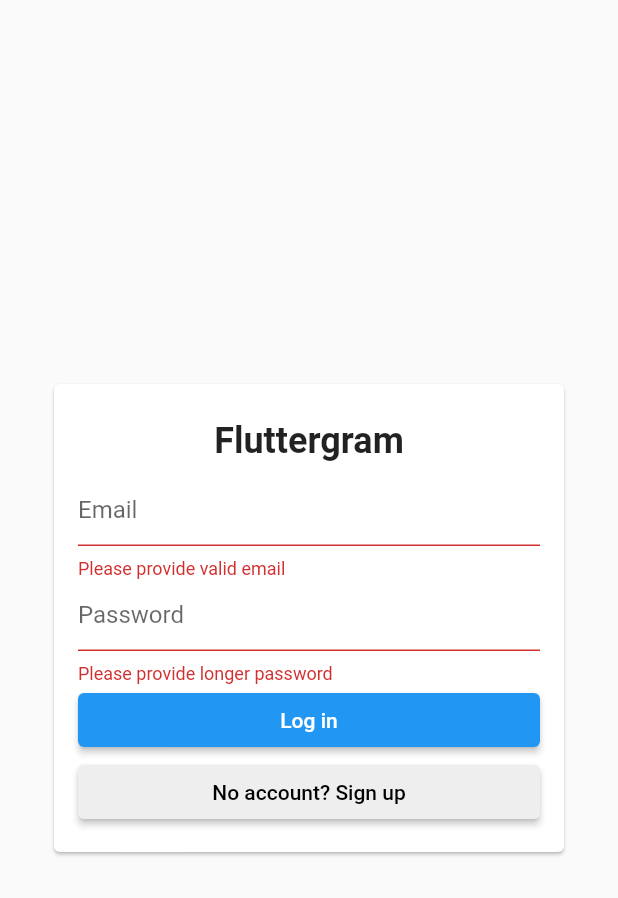
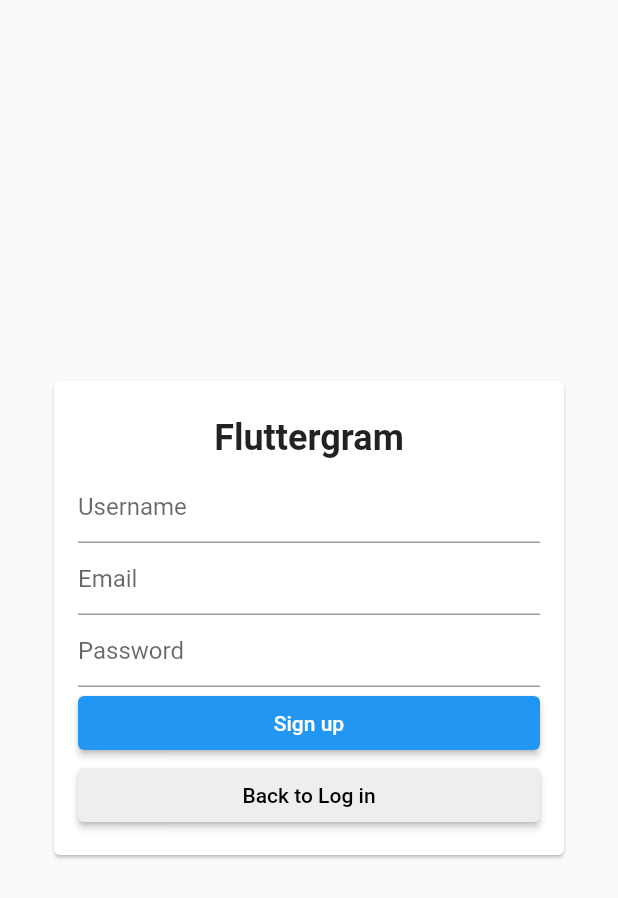
Before and after one commit to mivoligo/flutter_gram, a Flutter app: the screen it shows after launch, after a tap on "Log in", after a tap on "No account? Sign up", on a phone screen of 412 x 824 dp. Shown: the top 898 px of the screen. Run offline on Flutter 3.47's test engine with Material 2 defaults, Android fonts, the phone set to English and light mode, and no system bars; our stand-ins replace bloc, cloud_firestore, equatable, firebase_auth, firebase_core, flutter_bloc; accounts and stored records are empty.

Commit message:
Add signup screen

```diff
--- a/lib/config/custom_router.dart
+++ b/lib/config/custom_router.dart
@@ -1,4 +1,5 @@
 import 'package:flutter/material.dart';
+import 'package:flutter_gram/screens/signup/signup_screen.dart';
 import '../screens/screens.dart';
 
 class CustomRouter {
@@ -11,6 +12,8 @@ class CustomRouter {
         );
       case SplashScreen.routeName:
         return SplashScreen.route();
+      case SignupScreen.routeName:
+        return SignupScreen.route();
       case LoginScreen.routeName:
         return LoginScreen.route();
       case NavScreen.routeName:
--- a/lib/screens/login/login_screen.dart
+++ b/lib/screens/login/login_screen.dart
@@ -1,5 +1,6 @@
 import 'package:flutter/material.dart';
 import 'package:flutter_bloc/flutter_bloc.dart';
+import 'package:flutter_gram/screens/screens.dart';
 import '../../repositories/repositories.dart';
 import 'cubit/login_cubit.dart';
 
@@ -94,7 +95,8 @@ class LoginScreen extends StatelessWidget {
                           ),
                           ElevatedButton(
                             onPressed: () {
-                              print('sign in');
+                              Navigator.of(context)
+                                  .pushNamed(SignupScreen.routeName);
                             },
                             child: Text('No account? Sign up'),
                             style: ElevatedButton.styleFrom(
--- a/lib/screens/signup/signup_screen.dart
+++ b/lib/screens/signup/signup_screen.dart
@@ -0,0 +1,131 @@
+import 'package:flutter/material.dart';
+import 'package:flutter_bloc/flutter_bloc.dart';
+import '../../repositories/repositories.dart';
+import 'cubit/signup_cubit.dart';
+
+class SignupScreen extends StatelessWidget {
+  static const routeName = '/signup';
+
+  static Route route() {
+    return MaterialPageRoute(
+      settings: const RouteSettings(name: routeName),
+      builder: (context) => BlocProvider<SignupCubit>(
+        create: (_) =>
+            SignupCubit(authRepository: context.read<AuthRepository>()),
+        child: SignupScreen(),
+      ),
+    );
+  }
+
+  final GlobalKey<FormState> _formKey = GlobalKey<FormState>();
+
+  @override
+  Widget build(BuildContext context) {
+    return GestureDetector(
+      onTap: () => FocusScope.of(context).unfocus(),
+      child: BlocConsumer<SignupCubit, SignupState>(
+        listener: (context, state) {
+          if (state.status == SignupStatus.error) {
+            showDialog(
+              context: context,
+              builder: (context) {
+                return AlertDialog(
+                  title: Text('Error'),
+                  content: Text(state.failure.message!),
+                );
+              },
+            );
+          }
+        },
+        builder: (context, state) {
+          return Scaffold(
+            resizeToAvoidBottomInset: false,
+            body: Center(
+              child: Padding(
+                padding: const EdgeInsets.all(32.0),
+                child: Card(
+                  child: Padding(
+                    padding: const EdgeInsets.all(16.0),
+                    child: Form(
+                      key: _formKey,
+                      child: Column(
+                        mainAxisSize: MainAxisSize.min,
+                        crossAxisAlignment: CrossAxisAlignment.stretch,
+                        children: [
+                          Padding(
+                            padding: const EdgeInsets.all(8.0),
+                            child: Text(
+                              'Fluttergram',
+                              textAlign: TextAlign.center,
+                              style: TextStyle(
+                                fontSize: 24,
+                                fontWeight: FontWeight.bold,
+                              ),
+                            ),
+                          ),
+                          TextFormField(
+                            decoration: InputDecoration(hintText: 'Username'),
+                            keyboardType: TextInputType.emailAddress,
+                            onChanged: (value) => context
+                                .read<SignupCubit>()
+                                .usernameChanged(value),
+                            validator: (value) =>
+                                value != null && value.trim().isEmpty
+                                    ? 'Provide username'
+                                    : null,
+                          ),
+                          TextFormField(
+                            decoration: InputDecoration(hintText: 'Email'),
+                            keyboardType: TextInputType.emailAddress,
+                            onChanged: (value) =>
+                                context.read<SignupCubit>().emailChanged(value),
+                            validator: (value) =>
+                                value != null && !value.contains('@')
+                                    ? 'Please provide valid email'
+                                    : null,
+                          ),
+                          TextFormField(
+                            decoration: InputDecoration(hintText: 'Password'),
+                            obscureText: true,
+                            onChanged: (value) => context
+                                .read<SignupCubit>()
+                                .passwordChanged(value),
+                            validator: (value) =>
+                                value != null && value.length < 6
+                                    ? 'Please provide longer password'
+                                    : null,
+                          ),
+                          ElevatedButton(
+                            onPressed: () => _submitForm(
+                              context,
+                              state.status == SignupStatus.submitting,
+                            ),
+                            child: Text('Sign up'),
+                          ),
+                          ElevatedButton(
+                            onPressed: () => Navigator.of(context).pop(),
+                            child: Text('Back to Log in'),
+                            style: ElevatedButton.styleFrom(
+                              primary: Colors.grey[200],
+                              onPrimary: Colors.black,
+                            ),
+                          ),
+                        ],
+                      ),
+                    ),
+                  ),
+                ),
+              ),
+            ),
+          );
+        },
+      ),
+    );
+  }
+
+  void _submitForm(BuildContext context, bool isSubmitting) {
+    if (_formKey.currentState!.validate() && !isSubmitting) {
+      context.read<SignupCubit>().signUpWithCredentials();
+    }
+  }
+}
```
